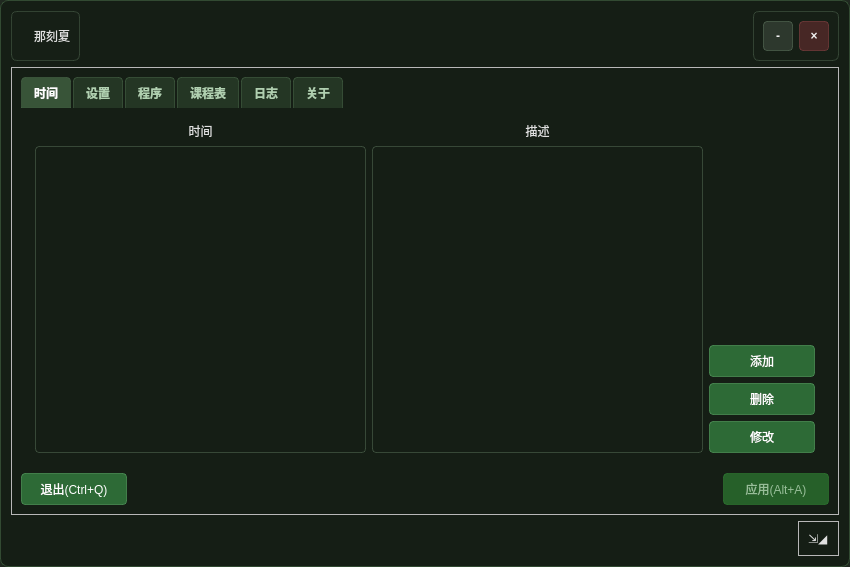
The window that UIs/settings.ui (ZYOctopuszy/TimeTipper) describes before a commit, drawn with Qt 5.
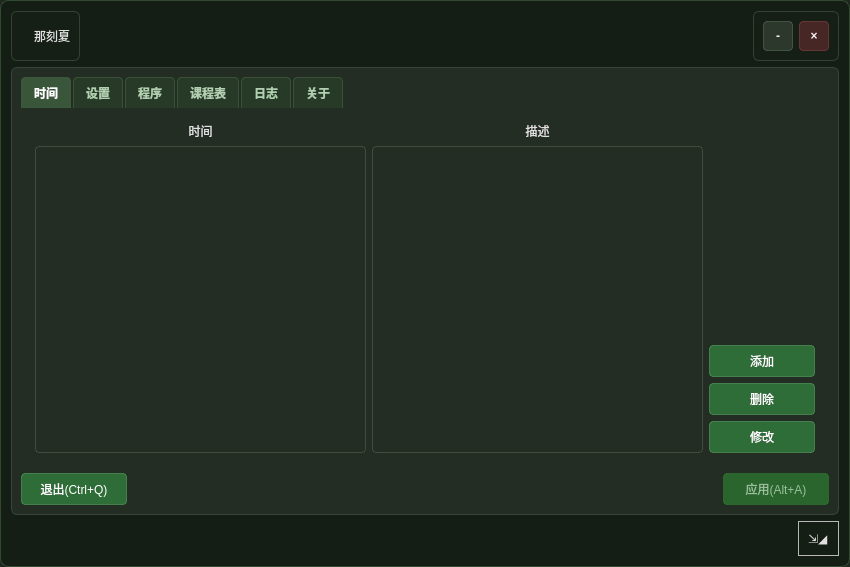
The same window after the commit. Icons and pictures are not drawn.

The edit to the form file:
```diff
--- a/UIs/settings.ui
+++ b/UIs/settings.ui
@@ -169,8 +169,8 @@
     border: 1px solid rgba(70, 90, 70, 0.6);
     border-radius: 6px;
 }
-QFrame#frame {
-    background-color: rgba(35, 45, 35, 0.0);
+QFrame#main_frame {
+    background-color: rgb(35, 45, 35);
     border: 1px solid rgba(70, 90, 80 ,0.6);
     border-radius: 6px;
 }
```
Left out of the diff: 374 changed lines with no effect on the pictures.
